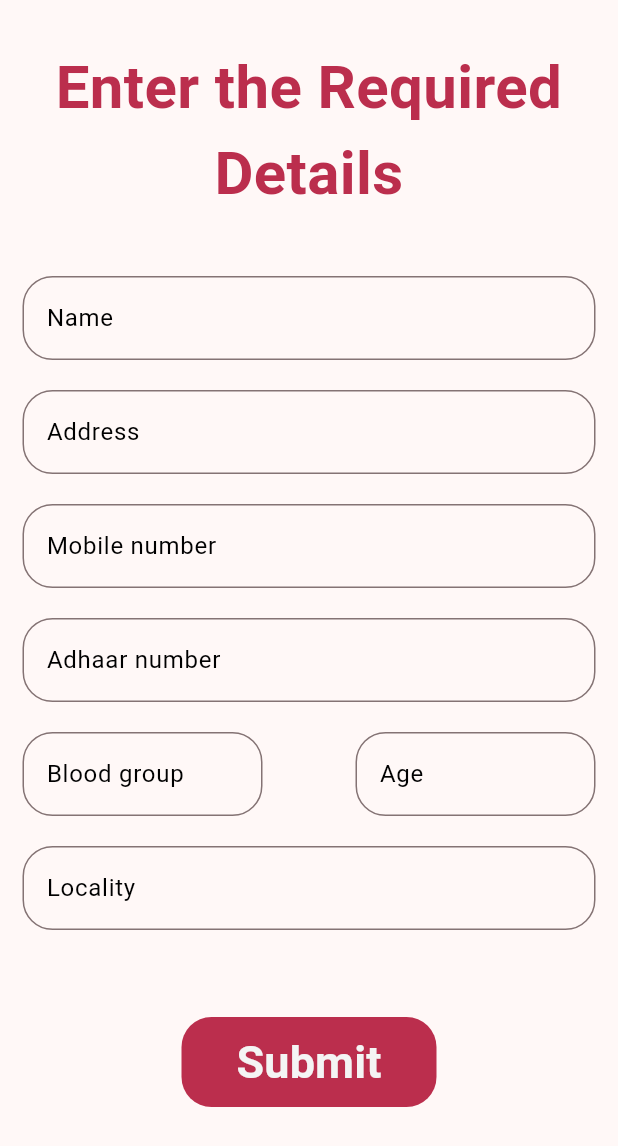
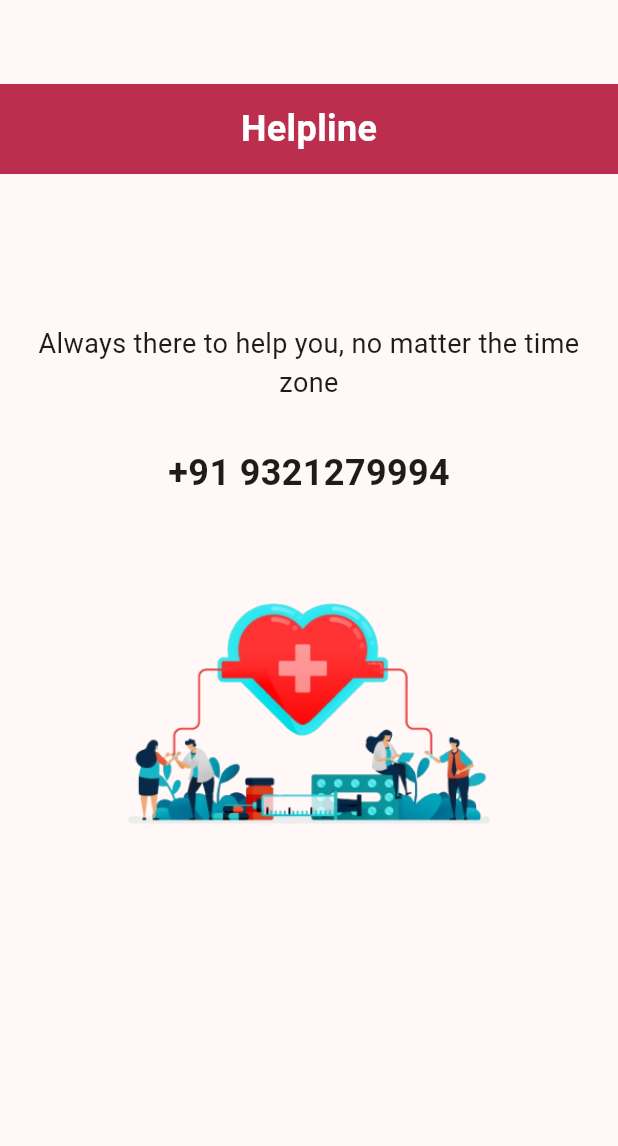
Before and after one commit to rohitbaing08/Bloodbank-Android, a Flutter app: the screen it shows after launch, on a phone screen of 412 x 824 dp. Shown: the top 1146 px of the screen. Run offline on Flutter 3.47's test engine with Material 3 defaults, Android fonts, the phone set to English and light mode, and no system bars; our stand-ins replace go_router.

Commit message:
Layout and home page added

```diff
--- a/lib/res/routes_constant.dart
+++ b/lib/res/routes_constant.dart
@@ -1,3 +1,4 @@
+import 'package:bloodbank_management/view/screens/helpline_view.dart';
 import 'package:bloodbank_management/view/screens/home_view.dart';
 import 'package:bloodbank_management/view/screens/login_view.dart';
 import 'package:bloodbank_management/view/screens/register_view.dart';
@@ -28,7 +29,12 @@ GoRouter router = GoRouter(routes: [
   ),
   GoRoute(
     name: 'request-form',
+    path: '/reguest-form',
+    builder: (context, state) => const RequestForm(),
+  ),
+  GoRoute(
+    name: 'helpline',
     path: '/',
-    builder: (context, state) => const RequestForm(),
+    builder: (context, state) => const HelplineView(),
   )
 ]);
--- /dev/null
+++ b/lib/view/screens/helpline_view.dart
@@ -0,0 +1,61 @@
+import 'package:bloodbank_management/res/colors.dart';
+import 'package:flutter/material.dart';
+
+class HelplineView extends StatelessWidget {
+  const HelplineView({super.key});
+
+  @override
+  Widget build(BuildContext context) {
+    return Scaffold(
+      appBar: AppBar(),
+      body: Column(
+        children: [
+          Container(
+            height: 60,
+            width: double.infinity,
+            color: LightAppColors().seedColor,
+            child: const Center(
+              child: Text(
+                'Helpline',
+                style: TextStyle(
+                    fontSize: 24,
+                    fontWeight: FontWeight.bold,
+                    color: Colors.white),
+              ),
+            ),
+          ),
+          Padding(
+            padding: const EdgeInsets.all(20.0),
+            child: Column(
+              mainAxisAlignment: MainAxisAlignment.center,
+              crossAxisAlignment: CrossAxisAlignment.center,
+              children: [
+                const SizedBox(
+                  height: 80,
+                ),
+                const Text(
+                  'Always there to help you, no matter the time zone',
+                  textAlign: TextAlign.center,
+                  softWrap: true,
+                  style: TextStyle(fontSize: 18),
+                ),
+                const SizedBox(
+                  height: 30,
+                ),
+                const Text(
+                  '+91 9321279994',
+                  style: TextStyle(fontSize: 24, fontWeight: FontWeight.bold),
+                ),
+                SizedBox(
+                  height: 280,
+                  width: 280,
+                  child: Image.asset('assets/Images/helpline.png'),
+                )
+              ],
+            ),
+          )
+        ],
+      ),
+    );
+  }
+}
```
Also changed, not shown: lib/view/screens/home_view.dart (+67 -3 lines), assets/Images/helpline.png (added), assets/Images/success.png (added), lib/view/screens/bloodbank_details_view.dart (added), lib/view/screens/bloodbanks_list_view.dart (added), lib/view/screens/bloodgroup_form_view.dart (added), lib/view/screens/camps_details_view.dart (added), lib/view/screens/camps_list_view.dart (added), lib/view/screens/donors_list_view.dart (added), lib/view/screens/history_view.dart (added), lib/view/screens/location_form_view.dart (added).
